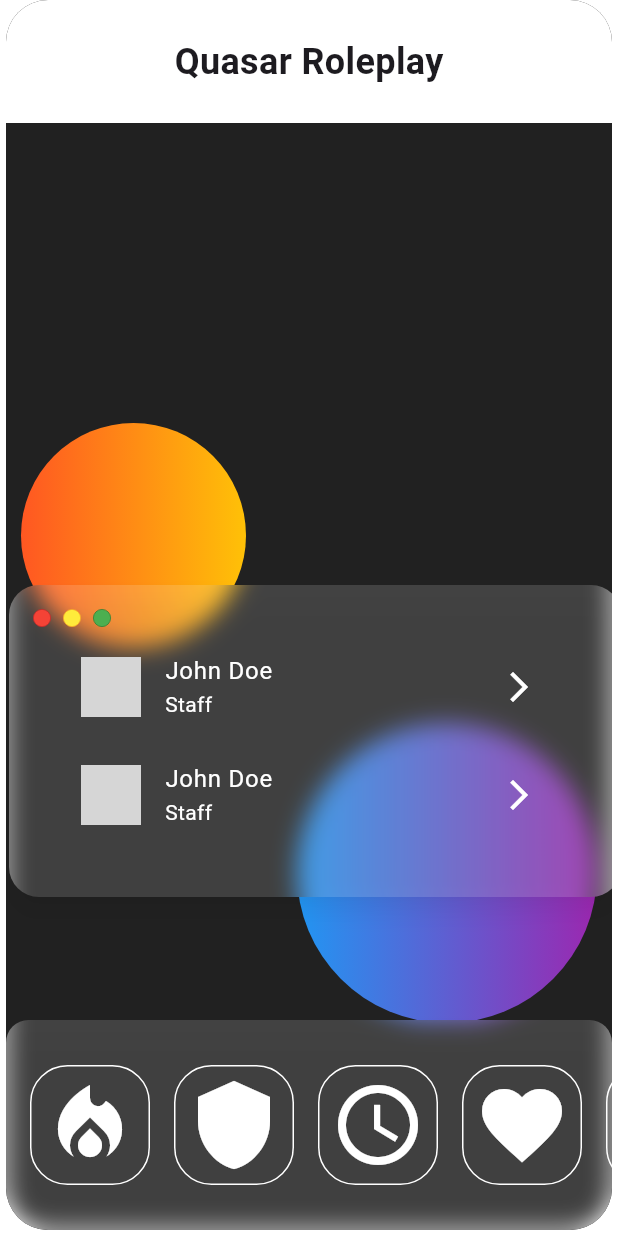
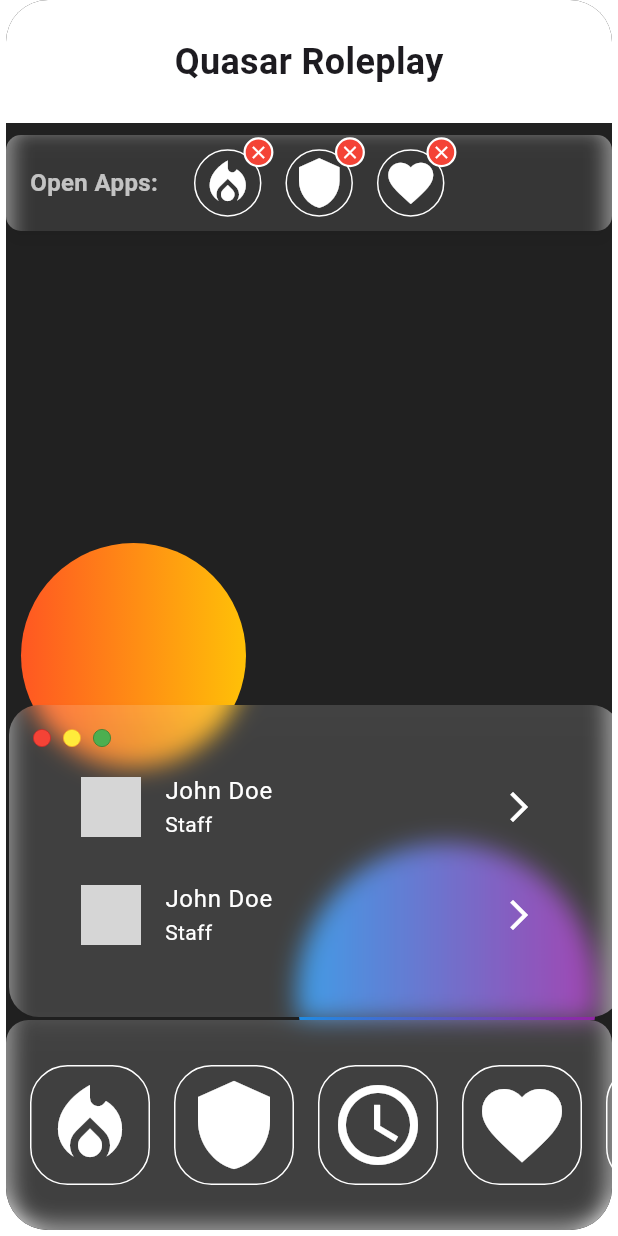
Before and after one commit to NoctuaSphere-Labs/noctua-ui, a Flutter app: the screen it shows after launch, on a phone screen of 412 x 824 dp. Run offline on Flutter 3.47's test engine with Material 3 defaults, Android fonts, the light colour scheme and no system bars; drawn by our look-alikes of blurrycontainer; missing offline and left inert: dart:html; network calls fail; grey boxes are pictures that could not be loaded.

Commit message:
feat(ui): Add open apps row with dynamic app management

```diff
--- a/lib/main.dart
+++ b/lib/main.dart
@@ -8,7 +8,20 @@ import 'package:game_ui/widgets/nav_bar.dart';
 import 'dart:html' as html;
 import 'dart:async';
 
+import 'package:game_ui/widgets/neon_icon.dart';
+
 final streamController = StreamController();
+
+// Model for app data with icon and color information
+class AppData {
+  final IconData icon;
+  final Color hoverColor;
+
+  const AppData({
+    required this.icon,
+    required this.hoverColor,
+  });
+}
 
 void main() {
   final runnableApp = _buildRunnableApp(
@@ -121,6 +134,11 @@ class MyHomePage extends StatelessWidget {
                     ),
                   ),
                 ),
+
+                // Row showing open apps
+                const OpenAppsRow(),
+
+                // Implement a row of the open tabs
                 Expanded(
                   child: Stack(
                     alignment: Alignment.center,
@@ -165,6 +183,118 @@ class MyHomePage extends StatelessWidget {
   }
 }
 
+class OpenAppsRow extends StatefulWidget {
+  const OpenAppsRow({super.key});
+
+  @override
+  State<OpenAppsRow> createState() => _OpenAppsRowState();
+}
+
+class _OpenAppsRowState extends State<OpenAppsRow> {
+  // List of open apps that can be modified
+  final List<AppData> _openApps = [
+    const AppData(
+      icon: Icons.local_fire_department,
+      hoverColor: Colors.red,
+    ),
+    const AppData(
+      icon: Icons.shield,
+      hoverColor: Colors.blue,
+    ),
+    const AppData(
+      icon: Icons.favorite,
+      hoverColor: Colors.pink,
+    ),
+  ];
+
+  // Remove an app from the list
+  void _removeApp(int index) {
+    setState(() {
+      _openApps.removeAt(index);
+    });
+  }
+
+  @override
+  Widget build(BuildContext context) {
+    return Container(
+      height: 80,
+      padding: const EdgeInsets.symmetric(vertical: 8.0),
+      width: double.infinity,
+      child: BlurryContainer(
+        blur: 8,
+        elevation: 4,
+        padding: const EdgeInsets.symmetric(horizontal: 16, vertical: 8),
+        color: Colors.white.withOpacity(0.10),
+        borderRadius: BorderRadius.circular(10),
+        child: Row(
+          mainAxisAlignment: MainAxisAlignment.start,
+          children: [
+            const Text(
+              "Open Apps:",
+              style: TextStyle(
+                color: Colors.white70,
+                fontWeight: FontWeight.bold,
+                fontSize: 16,
+              ),
+            ),
+            const SizedBox(width: 16),
+            // Display open apps with X button
+            ..._openApps.asMap().entries.map((entry) {
+              final index = entry.key;
+              final app = entry.value;
+
+              return Padding(
+                padding: const EdgeInsets.symmetric(horizontal: 8.0),
+                child: Stack(
+                  clipBehavior: Clip.none,
+                  children: [
+                    // App icon
+                    NeonIcon(
+                      icon: app.icon,
+                      color: Colors.white,
+                      hoverColor: app.hoverColor,
+                      size: 36,
+                    ),
+                    // X button for closing app
+                    Positioned(
+                      top: -8,
+                      right: -8,
+                      child: GestureDetector(
+                        onTap: () => _removeApp(index),
+                        child: Container(
+                          width: 20,
+                          height: 20,
+                          decoration: BoxDecoration(
+                            color: Colors.red,
+                            shape: BoxShape.circle,
+                            border: Border.all(
+                              color: Colors.white,
+                              width: 1.5,
+                            ),
+                          ),
+                          child: const Center(
+                            child: Icon(
+                              Icons.close,
+                              size: 14,
+                              color: Colors.white,
+                            ),
+                          ),
+                        ),
+                      ),
+                    ),
+                  ],
+                ),
+              );
+            }).toList(),
+            const Spacer(),
+            // Add button to open new app
+          ],
+        ),
+      ),
+    );
+  }
+}
+
 class GradientBall extends StatelessWidget {
   final List<Color> colors;
   final Size size;
```
